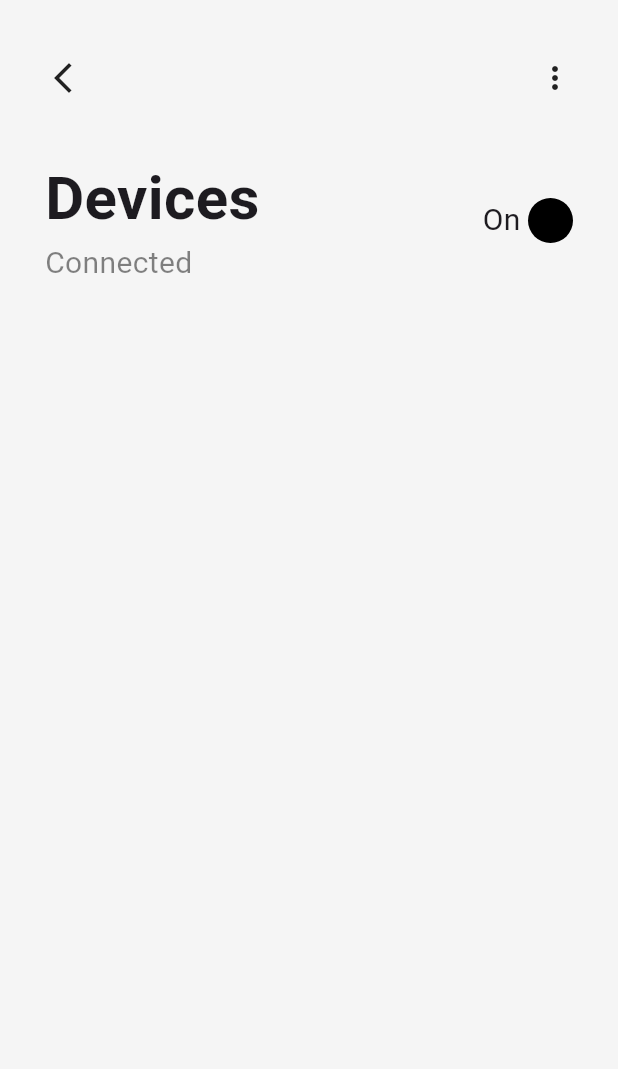
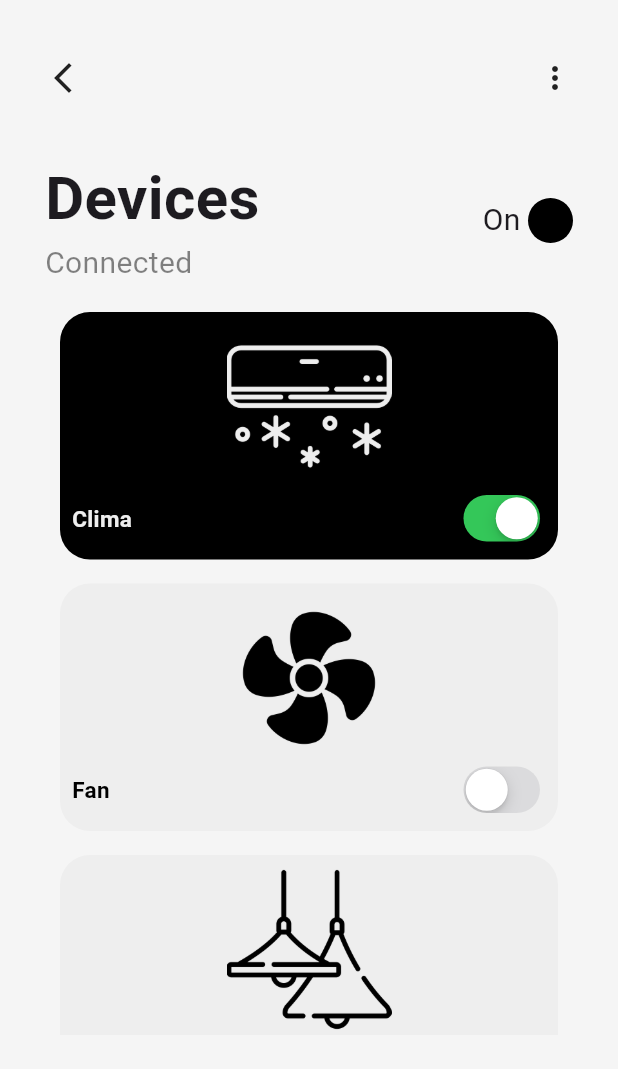
Before and after one commit to mohamedamine-code/Smart_Devices, a Flutter app: the MoreDevices screen opened directly, on a phone screen of 412 x 824 dp. Shown: the top 1069 px of the screen. Run offline on Flutter 3.47's test engine with Material 3 defaults, Android fonts, the light colour scheme and no system bars.

Commit message:
Fisrt Look

```diff
--- a/lib/Devices.dart
+++ b/lib/Devices.dart
@@ -14,7 +14,7 @@ class Devices extends StatelessWidget {
   Devices({
     required this.name,
     required this.pathImage,
-    required this.state,
+    this.state = false,
     this.toggle,
   });
   @override
--- a/lib/main.dart
+++ b/lib/main.dart
@@ -20,6 +20,8 @@ class App extends StatelessWidget {
     );
   }
 }
+
+
 
 class home extends StatefulWidget {
   const home({super.key});
@@ -144,7 +146,7 @@ class _homeState extends State<home> {
                                       MaterialPageRoute(
                                           builder: (context) => MoreDevices()));
                                 },
-                                child: Icon(Icons.arrow_back_ios)))
+                                child: Icon(Icons.arrow_back_ios))),
                       ],
                     ),
                   ),
--- a/lib/more.dart
+++ b/lib/more.dart
@@ -1,9 +1,27 @@
 // ignore_for_file: prefer_const_constructors
 
 import 'package:flutter/material.dart';
+import 'package:smart_device/Devices.dart';
 
-class MoreDevices extends StatelessWidget {
-  const MoreDevices({super.key});
+class MoreDevices extends StatefulWidget {
+  @override
+  State<MoreDevices> createState() => _MoreDevicesState();
+}
+
+class _MoreDevicesState extends State<MoreDevices> {
+  List MyDevices = [
+    //[name,pathImage,satute],
+    ['Clima', 'assets/img/air-conditioner.png', true],
+    ['Fan', 'assets/img/fan.png', false],
+    ['Lamps', 'assets/img/lamps.png', false],
+    ['Television', 'assets/img/television.png', false],
+  ];
+
+  void ChangeState(value, index) {
+    setState(() {
+      MyDevices[index][2] = value;
+    });
+  }
 
   @override
   Widget build(BuildContext context) {
@@ -35,14 +53,23 @@ class MoreDevices extends StatelessWidget {
                 Column(
                   crossAxisAlignment: CrossAxisAlignment.start,
                   children: [
-                    Text('Devices',style: TextStyle(fontSize: 40,fontWeight: FontWeight.bold),),
-                    Text('Connected',style: TextStyle(color: const Color.fromARGB(124, 0, 0, 0),fontSize: 20,fontWeight: FontWeight.w400)),
+                    Text(
+                      'Devices',
+                      style:
+                          TextStyle(fontSize: 40, fontWeight: FontWeight.bold),
+                    ),
+                    Text('Connected',
+                        style: TextStyle(
+                            color: const Color.fromARGB(124, 0, 0, 0),
+                            fontSize: 20,
+                            fontWeight: FontWeight.w400)),
                   ],
-
                 ),
                 Row(
                   children: [
-                  Text('On',style: TextStyle(fontSize: 20,fontWeight: FontWeight.w400)),
+                    Text('On',
+                        style: TextStyle(
+                            fontSize: 20, fontWeight: FontWeight.w400)),
                     SizedBox(
                       width: 5,
                     ),
@@ -53,12 +80,30 @@ class MoreDevices extends StatelessWidget {
                         borderRadius: BorderRadius.circular(50),
                         color: Colors.black,
                       ),
-                  )
+                    ),
                   ],
                 )
               ],
-
             ),
+            SizedBox(
+              height: 500,
+              child: ListView.builder(
+                  padding: EdgeInsets.all(10),
+                  itemCount: MyDevices.length,
+                  itemBuilder: (context, index) {
+                    return Padding(
+                      padding: const EdgeInsets.symmetric(vertical: 8.0),
+                      child: Devices(
+                        name: MyDevices[index][0],
+                        pathImage: MyDevices[index][1],
+                        state: MyDevices[index][2],
+                        toggle: (p0) {
+                          return ChangeState(p0, index);
+                        },
+                      ),
+                    );
+                  }),
+            )
           ],
         ),
       )),
```
Lines whose indentation alone changed are shown as unchanged.
